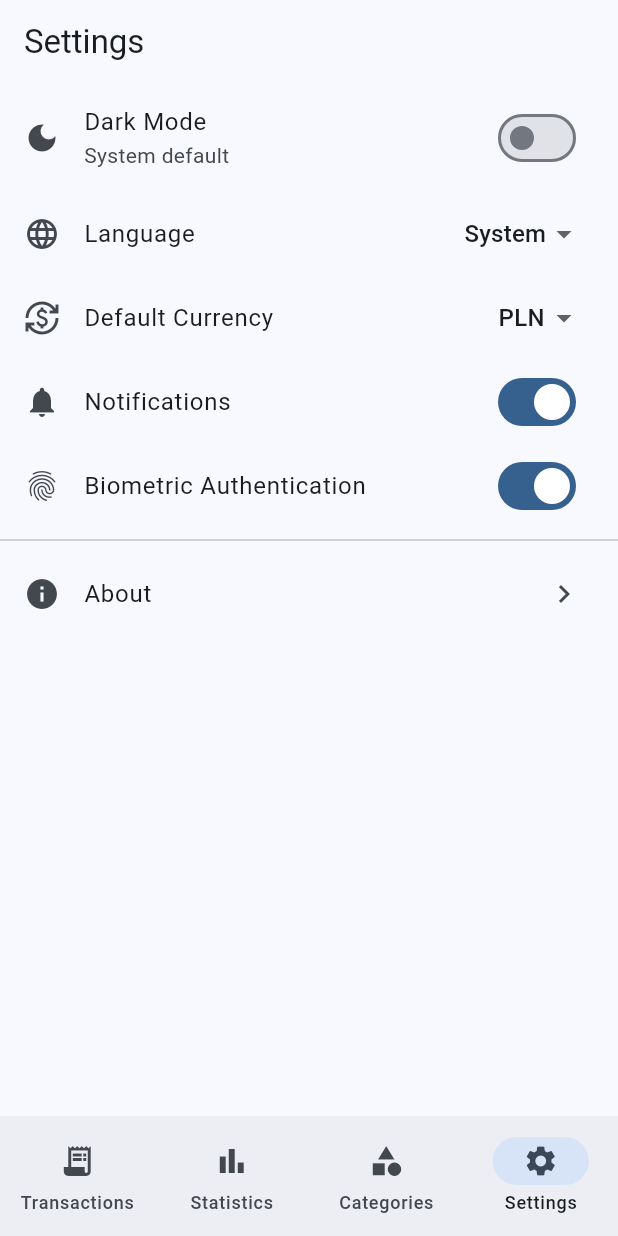
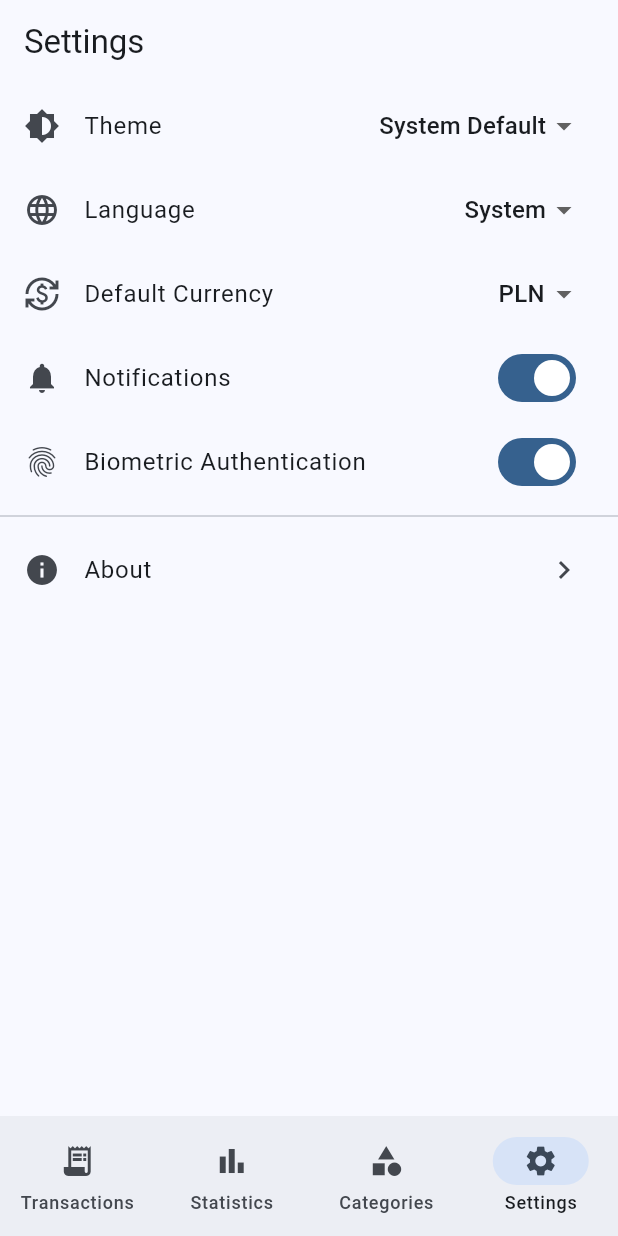
Before and after one commit to JakubMalinowski378/projekt-mobilki, a Flutter app: the screen it shows after launch, item 4 of the bottom bar chosen, on a phone screen of 412 x 824 dp. Run offline on Flutter 3.47's test engine with Material 3 defaults, Android fonts, the light colour scheme and no system bars; our stand-ins replace audioplayers, drift, fl_chart, flutter_local_notifications, local_auth, sensors_plus and 2 more; missing offline and left inert: sqlite3; accounts and stored records are empty; generated files the repository leaves out were written again.

Commit message:
Add option to select dark/light/system default mode

```diff
--- a/lib/l10n/app_en.arb
+++ b/lib/l10n/app_en.arb
@@ -44,6 +44,10 @@
   "notifications": "Notifications",
   "shakeToAdd": "Shake to add transaction",
   "darkMode": "Dark Mode",
+  "theme": "Theme",
+  "themeLight": "Light",
+  "themeDark": "Dark",
+  "themeSystem": "System Default",
   "language": "Language",
   "catSalary": "Salary",
   "catBusiness": "Business",
--- a/lib/l10n/app_localizations.dart
+++ b/lib/l10n/app_localizations.dart
@@ -362,6 +362,30 @@ abstract class AppLocalizations {
   /// **'Dark Mode'**
   String get darkMode;
 
+  /// No description provided for @theme.
+  ///
+  /// In en, this message translates to:
+  /// **'Theme'**
+  String get theme;
+
+  /// No description provided for @themeLight.
+  ///
+  /// In en, this message translates to:
+  /// **'Light'**
+  String get themeLight;
+
+  /// No description provided for @themeDark.
+  ///
+  /// In en, this message translates to:
+  /// **'Dark'**
+  String get themeDark;
+
+  /// No description provided for @themeSystem.
+  ///
+  /// In en, this message translates to:
+  /// **'System Default'**
+  String get themeSystem;
+
   /// No description provided for @language.
   ///
   /// In en, this message translates to:
--- a/lib/l10n/app_pl.arb
+++ b/lib/l10n/app_pl.arb
@@ -44,6 +44,10 @@
   "notifications": "Powiadomienia",
   "shakeToAdd": "Potrząśnij aby dodać transakcję",
   "darkMode": "Tryb Ciemny",
+  "theme": "Motyw",
+  "themeLight": "Jasny",
+  "themeDark": "Ciemny",
+  "themeSystem": "Systemowy",
   "language": "Język",
   "catSalary": "Wynagrodzenie",
   "catBusiness": "Biznes",
--- a/lib/main.dart
+++ b/lib/main.dart
@@ -25,11 +25,13 @@ void main() async {
 
   await notificationService.initialize();
 
-  runApp(MyApp(
-    database: database,
-    biometricService: biometricService,
-    currencyService: currencyService,
-  ));
+  runApp(
+    MyApp(
+      database: database,
+      biometricService: biometricService,
+      currencyService: currencyService,
+    ),
+  );
 }
 
 class MyApp extends StatelessWidget {
@@ -48,21 +50,13 @@ class MyApp extends StatelessWidget {
   Widget build(BuildContext context) {
     return MultiProvider(
       providers: [
-        ChangeNotifierProvider(
-          create: (_) => TransactionProvider(database),
-        ),
-        ChangeNotifierProvider(
-          create: (_) => CategoryProvider(database),
-        ),
-        ChangeNotifierProvider(
-          create: (_) => StatisticsProvider(database),
-        ),
+        ChangeNotifierProvider(create: (_) => TransactionProvider(database)),
+        ChangeNotifierProvider(create: (_) => CategoryProvider(database)),
+        ChangeNotifierProvider(create: (_) => StatisticsProvider(database)),
         ChangeNotifierProvider(
           create: (_) => CurrencyProvider(database, currencyService),
         ),
-        ChangeNotifierProvider(
-          create: (_) => SettingsProvider(),
-        ),
+        ChangeNotifierProvider(create: (_) => SettingsProvider()),
         Provider.value(value: biometricService),
       ],
       child: Consumer<SettingsProvider>(
@@ -83,7 +77,7 @@ class MyApp extends StatelessWidget {
             ),
             useMaterial3: true,
           ),
-          themeMode: settings.isDarkModeOverride ? ThemeMode.dark : ThemeMode.system,
+          themeMode: settings.themeMode,
           locale: settings.locale,
           localizationsDelegates: const [
             AppLocalizations.delegate,
@@ -91,10 +85,7 @@ class MyApp extends StatelessWidget {
             GlobalWidgetsLocalizations.delegate,
             GlobalCupertinoLocalizations.delegate,
           ],
-          supportedLocales: const [
-            Locale('en'),
-            Locale('pl'),
-          ],
+          supportedLocales: const [Locale('en'), Locale('pl')],
           home: AuthScreen(biometricService: biometricService),
         ),
       ),
--- a/lib/providers/settings_provider.dart
+++ b/lib/providers/settings_provider.dart
@@ -2,13 +2,13 @@ import 'package:flutter/material.dart';
 import 'package:shared_preferences/shared_preferences.dart';
 
 class SettingsProvider with ChangeNotifier {
-  static const _darkOverrideKey = 'dark_mode_override';
+  static const _themeModeKey = 'theme_mode';
   static const _localeKey = 'locale';
   static const _currencyKey = 'target_currency';
   static const _notificationsKey = 'notifications_enabled';
 
-  bool _isDarkModeOverride = false;
-  bool get isDarkModeOverride => _isDarkModeOverride;
+  ThemeMode _themeMode = ThemeMode.system;
+  ThemeMode get themeMode => _themeMode;
 
   Locale? _locale;
   Locale? get locale => _locale;
@@ -26,7 +26,13 @@ class SettingsProvider with ChangeNotifier {
   Future<void> _load() async {
     try {
       final prefs = await SharedPreferences.getInstance();
-      _isDarkModeOverride = prefs.getBool(_darkOverrideKey) ?? false;
+      final themeModeString = prefs.getString(_themeModeKey);
+      if (themeModeString != null) {
+        _themeMode = ThemeMode.values.firstWhere(
+          (mode) => mode.toString() == themeModeString,
+          orElse: () => ThemeMode.system,
+        );
+      }
 
       final localeCode = prefs.getString(_localeKey);
       if (localeCode != null) {
@@ -42,11 +48,11 @@ class SettingsProvider with ChangeNotifier {
     }
   }
 
-  Future<void> setDarkModeOverride(bool value) async {
-    _isDarkModeOverride = value;
+  Future<void> setThemeMode(ThemeMode mode) async {
+    _themeMode = mode;
     try {
       final prefs = await SharedPreferences.getInstance();
-      await prefs.setBool(_darkOverrideKey, value);
+      await prefs.setString(_themeModeKey, mode.toString());
     } catch (_) {
       // ignore
     }
--- a/lib/screens/settings_screen.dart
+++ b/lib/screens/settings_screen.dart
@@ -11,19 +11,40 @@ class SettingsScreen extends StatelessWidget {
     final l10n = AppLocalizations.of(context)!;
 
     return Scaffold(
-      appBar: AppBar(
-        title: Text(l10n.settings),
-      ),
+      appBar: AppBar(title: Text(l10n.settings)),
       body: ListView(
         children: [
-          SwitchListTile(
-            secondary: const Icon(Icons.dark_mode),
-            title: Text(l10n.darkMode),
-            subtitle: Consumer<SettingsProvider>(
-              builder: (context, settings, _) => Text(settings.isDarkModeOverride ? 'Forced dark' : 'System default'),
+          Consumer<SettingsProvider>(
+            builder: (context, settings, _) => ListTile(
+              leading: const Icon(Icons.brightness_6),
+              title: Text(l10n.theme),
+              trailing: DropdownButton<ThemeMode>(
+                value: settings.themeMode,
+                underline: Container(),
+                items: [
+                  DropdownMenuItem(
+                    value: ThemeMode.light,
+                    child: Text(l10n.themeLight),
+                  ),
+                  DropdownMenuItem(
+                    value: ThemeMode.dark,
+                    child: Text(l10n.themeDark),
+                  ),
+                  DropdownMenuItem(
+                    value: ThemeMode.system,
+                    child: Text(l10n.themeSystem),
+                  ),
+                ],
+                onChanged: (ThemeMode? newMode) {
+                  if (newMode != null) {
+                    Provider.of<SettingsProvider>(
+                      context,
+                      listen: false,
+                    ).setThemeMode(newMode);
+                  }
+                },
+              ),
             ),
-            value: Provider.of<SettingsProvider>(context).isDarkModeOverride,
-            onChanged: (value) => Provider.of<SettingsProvider>(context, listen: false).setDarkModeOverride(value),
           ),
           Consumer<SettingsProvider>(
             builder: (context, settings, _) => ListTile(
@@ -33,21 +54,15 @@ class SettingsScreen extends StatelessWidget {
                 value: settings.locale,
                 underline: Container(),
                 items: const [
-                  DropdownMenuItem(
-                    value: null,
-                    child: Text('System'),
-                  ),
-                  DropdownMenuItem(
-                    value: Locale('pl'),
-                    child: Text('Polski'),
-                  ),
-                  DropdownMenuItem(
-                    value: Locale('en'),
-                    child: Text('English'),
-                  ),
+                  DropdownMenuItem(value: null, child: Text('System')),
+                  DropdownMenuItem(value: Locale('pl'), child: Text('Polski')),
+                  DropdownMenuItem(value: Locale('en'), child: Text('English')),
                 ],
                 onChanged: (Locale? newLocale) {
-                  Provider.of<SettingsProvider>(context, listen: false).setLocale(newLocale);
+                  Provider.of<SettingsProvider>(
+                    context,
+                    listen: false,
+                  ).setLocale(newLocale);
                 },
               ),
             ),
@@ -60,15 +75,19 @@ class SettingsScreen extends StatelessWidget {
                 value: settings.targetCurrency,
                 underline: Container(),
                 items: ['PLN', 'USD', 'EUR', 'GBP', 'JPY']
-                    .map((currency) => DropdownMenuItem(
-                          value: currency,
-                          child: Text(currency),
-                        ))
+                    .map(
+                      (currency) => DropdownMenuItem(
+                        value: currency,
+                        child: Text(currency),
+                      ),
+                    )
                     .toList(),
                 onChanged: (String? newCurrency) {
                   if (newCurrency != null) {
-                    Provider.of<SettingsProvider>(context, listen: false)
-                        .setTargetCurrency(newCurrency);
+                    Provider.of<SettingsProvider>(
+                      context,
+                      listen: false,
+                    ).setTargetCurrency(newCurrency);
                   }
                 },
               ),
```
Also changed, not shown: lib/l10n/app_localizations_en.dart (+12 -0 lines), lib/l10n/app_localizations_pl.dart (+12 -0 lines).
